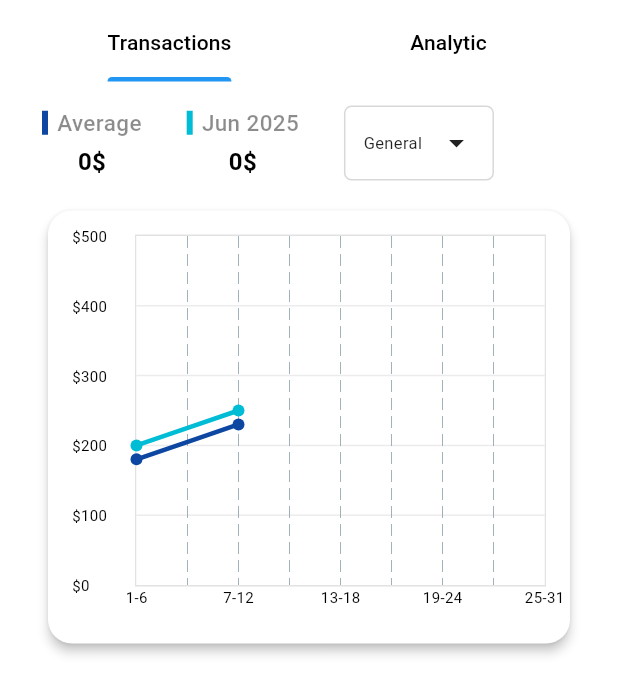
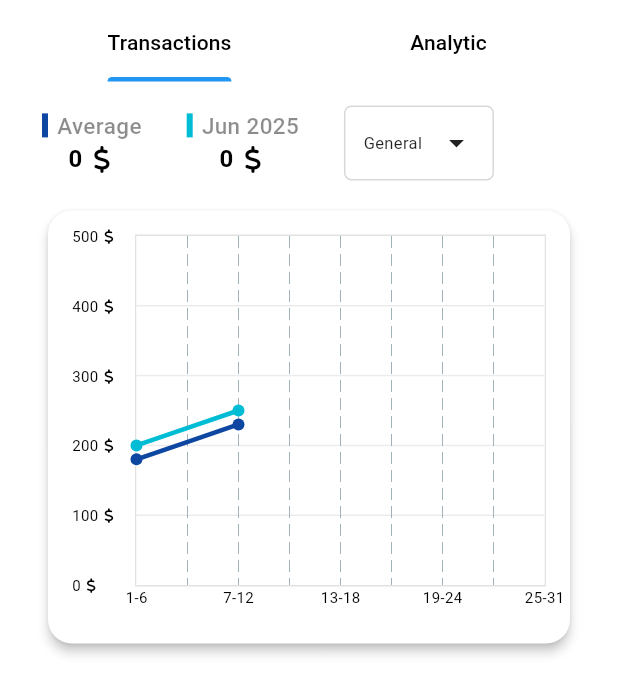
Before and after one commit to sarparslan/Envolet, a Flutter app: the TrackerPage screen opened directly, on a phone screen of 412 x 824 dp. Shown: the part 175-857 px from the top of the screen. Run offline on Flutter 3.47's test engine with Material 3 defaults, Android fonts, the light colour scheme and no system bars; drawn by our look-alikes of fl_chart; our stand-ins replace dotted_border, flutter_spinkit, font_awesome_flutter, month_picker_dialog, quickalert, shared_preferences; accounts and stored records are empty; network calls fail.

Commit message:
feat: apply the selected currency on tracker and settings pages

```diff
--- a/lib/Screens/TrackerPage.dart
+++ b/lib/Screens/TrackerPage.dart
@@ -29,6 +29,25 @@ class _TrackerPageState extends State<TrackerPage>
   late String envoletAiSuggestionText = "";
 
   bool _aiSuggestionVisible = false;
+
+  String getCurrencySymbol(String currency) {
+    switch (currency) {
+      case 'USD':
+        return '\$';
+      case 'EUR':
+        return '€';
+      case 'GBP':
+        return '£';
+      case 'JPY':
+        return '¥';
+      case 'TL':
+        return '₺';
+      case 'CHF':
+        return '₣';
+      default:
+        return '\$';
+    }
+  }
 
   void _talkToAi() async {
     setState(() {
@@ -301,15 +320,21 @@ Keep the response short and clear — strictly no more than 3 sentences. Avoid n
                 ),
               ],
             ),
-            const SizedBox(height: 4),
+            const SizedBox(height: 0.5),
+            Row(
+              children: [
                 Text(
-              '${generalAverageSpots.isNotEmpty ? generalAverageSpots.map((e) => e.y).reduce((a, b) => a + b).toInt() ~/ generalAverageSpots.length : 0}\$',
+                  '${generalAverageSpots.isNotEmpty ? generalAverageSpots.map((e) => e.y).reduce((a, b) => a + b).toInt() ~/ generalAverageSpots.length : 0}',
                   style: const TextStyle(
                       fontSize: 16,
                       fontWeight: FontWeight.bold,
-                color: Colors.black,
+                      color: Colors.black),
                 ),
-            ),
+                const SizedBox(width: 4),
+                Icon(currencyIcons[globalCurrency] ?? Icons.attach_money,
+                    size: 18, color: Colors.black),
+              ],
+            )
           ],
         ),
         const SizedBox(width: 30),
@@ -331,15 +356,21 @@ Keep the response short and clear — strictly no more than 3 sentences. Avoid n
                 ),
               ],
             ),
-            const SizedBox(height: 4),
+            const SizedBox(height: 0.5),
+            Row(
+              children: [
                 Text(
-              '${selectedMonthSpots.isNotEmpty ? selectedMonthSpots.map((e) => e.y).reduce((a, b) => a + b).toInt() : 0}\$',
+                  '${selectedMonthSpots.isNotEmpty ? selectedMonthSpots.map((e) => e.y).reduce((a, b) => a + b).toInt() : 0}',
                   style: const TextStyle(
                       fontSize: 16,
                       fontWeight: FontWeight.bold,
-                color: Colors.black,
+                      color: Colors.black),
                 ),
-            ),
+                const SizedBox(width: 4),
+                Icon(currencyIcons[globalCurrency] ?? Icons.attach_money,
+                    size: 18, color: Colors.black),
+              ],
+            )
           ],
         ),
         const SizedBox(width: 30),
@@ -414,7 +445,7 @@ Keep the response short and clear — strictly no more than 3 sentences. Avoid n
                           isIncome ? Colors.blue.shade900 : Colors.cyan;
 
                       return LineTooltipItem(
-                        '$label: \$${spot.y.toInt()}',
+                        '$label: ${spot.y.toInt()}${getCurrencySymbol(globalCurrency)}',
                         TextStyle(
                           color: color,
                           fontWeight: FontWeight.bold,
@@ -440,8 +471,19 @@ Keep the response short and clear — strictly no more than 3 sentences. Avoid n
                     reservedSize: 42,
                     interval: 100,
                     getTitlesWidget: (value, meta) {
-                      return Text('\$${value.toInt()}',
-                          style: const TextStyle(fontSize: 10));
+                      return Row(
+                        mainAxisSize: MainAxisSize.min,
+                        children: [
+                          Text('${value.toInt()}',
+                              style: const TextStyle(fontSize: 10)),
+                          const SizedBox(width: 2),
+                          Icon(
+                              currencyIcons[globalCurrency] ??
+                                  Icons.attach_money,
+                              size: 10,
+                              color: Colors.black),
+                        ],
+                      );
                     },
                   ),
                 ),
```
Also changed, not shown: lib/Screens/SettingsPage.dart (+9 -0 lines). Lines whose indentation alone changed are shown as unchanged.
